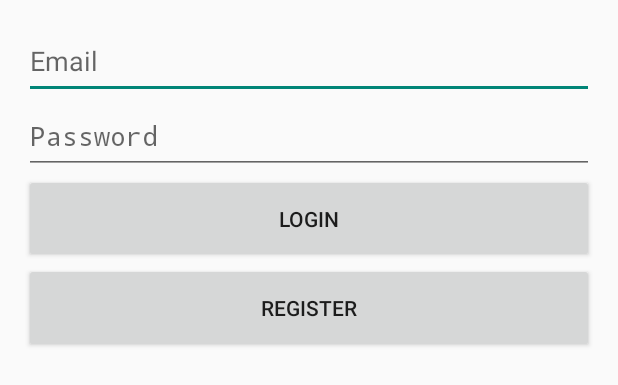
After one commit to melu1025/BehoerdeToGo, an Android app built with Jetpack Compose: the layout activity_login.xml on its own in the app's theme, with its tools: preview values and no code run, on a phone screen of 412 x 824 dp. The commit adds this screen. Shown: the top 385 px of the screen. Run offline under Robolectric (Android 15) with nearby library versions, the phone set to English and light mode, and no system bars.

Commit message:
Feature: Login and Registration

```diff
--- a/app/build.gradle.kts
+++ b/app/build.gradle.kts
@@ -56,6 +56,7 @@ dependencies {
     implementation(libs.androidx.ui.graphics)
     implementation(libs.androidx.ui.tooling.preview)
     implementation(libs.androidx.material3)
+    implementation(libs.androidx.appcompat)
     testImplementation(libs.junit)
     androidTestImplementation(libs.androidx.junit)
     androidTestImplementation(libs.androidx.espresso.core)
--- /dev/null
+++ b/app/src/main/res/layout/activity_login.xml
@@ -0,0 +1,39 @@
+<?xml version="1.0" encoding="utf-8"?>
+
+<LinearLayout xmlns:android="http://schemas.android.com/apk/res/android"
+    android:layout_width="match_parent"
+    android:layout_height="match_parent"
+    android:orientation="vertical"
+    android:padding="16dp">
+
+    <EditText
+        android:id="@+id/emailEditText"
+        android:layout_width="match_parent"
+        android:layout_height="50dp"
+        android:autofillHints="E-mail"
+        android:hint="@string/email"
+        android:inputType="textEmailAddress" />
+
+    <EditText
+        android:id="@+id/passwordEditText"
+        android:layout_width="match_parent"
+        android:layout_height="50dp"
+        android:autofillHints="password"
+        android:hint="@string/password"
+        android:inputType="textPassword" />
+
+    <Button
+        android:id="@+id/loginButton"
+        android:layout_width="match_parent"
+        android:layout_height="59dp"
+        android:baselineAligned="false"
+        android:text="@string/login"
+        android:visibility="visible" />
+
+    <Button
+        android:id="@+id/registerButton"
+        android:layout_width="match_parent"
+        android:layout_height="60dp"
+        android:text="@string/register" />
+
+</LinearLayout>
--- a/app/src/main/res/values/strings.xml
+++ b/app/src/main/res/values/strings.xml
@@ -1,3 +1,7 @@
 <resources>
     <string name="app_name">BehordeToGo</string>
+    <string name="email">Email</string>
+    <string name="password">Password</string>
+    <string name="register">Register</string>
+    <string name="login">Login</string>
 </resources>
--- a/gradle/libs.versions.toml
+++ b/gradle/libs.versions.toml
@@ -8,6 +8,7 @@ espressoCore = "3.5.1"
 lifecycleRuntimeKtx = "2.6.1"
 activityCompose = "1.8.0"
 composeBom = "2023.08.00"
+appcompat = "1.7.0"
 
 [libraries]
 androidx-core-ktx = { group = "androidx.core", name = "core-ktx", version.ref = "coreKtx" }
@@ -24,6 +25,7 @@ androidx-ui-tooling-preview = { group = "androidx.compose.ui", name = "ui-toolin
 androidx-ui-test-manifest = { group = "androidx.compose.ui", name = "ui-test-manifest" }
 androidx-ui-test-junit4 = { group = "androidx.compose.ui", name = "ui-test-junit4" }
 androidx-material3 = { group = "androidx.compose.material3", name = "material3" }
+androidx-appcompat = { group = "androidx.appcompat", name = "appcompat", version.ref = "appcompat" }
 
 [plugins]
 android-application = { id = "com.android.application", version.ref = "agp" }
```
Also changed, not shown: app/src/main/AndroidManifest.xml (+8 -1 lines), app/src/main/java/com/example/behordetogo/DatabaseHelper.java (added, +50 -0 lines), app/src/main/java/com/example/behordetogo/LoginActivity.java (added, +48 -0 lines), app/src/main/java/com/example/behordetogo/MainActivity.java (added, +9 -0 lines), app/src/main/java/com/example/behordetogo/MainActivity.kt (deleted, +0 -47 lines), app/src/main/java/com/example/behordetogo/RegistrationActivity.java (added, +44 -0 lines), app/src/main/res/layout/activity_register.xml (added, +27 -0 lines).
